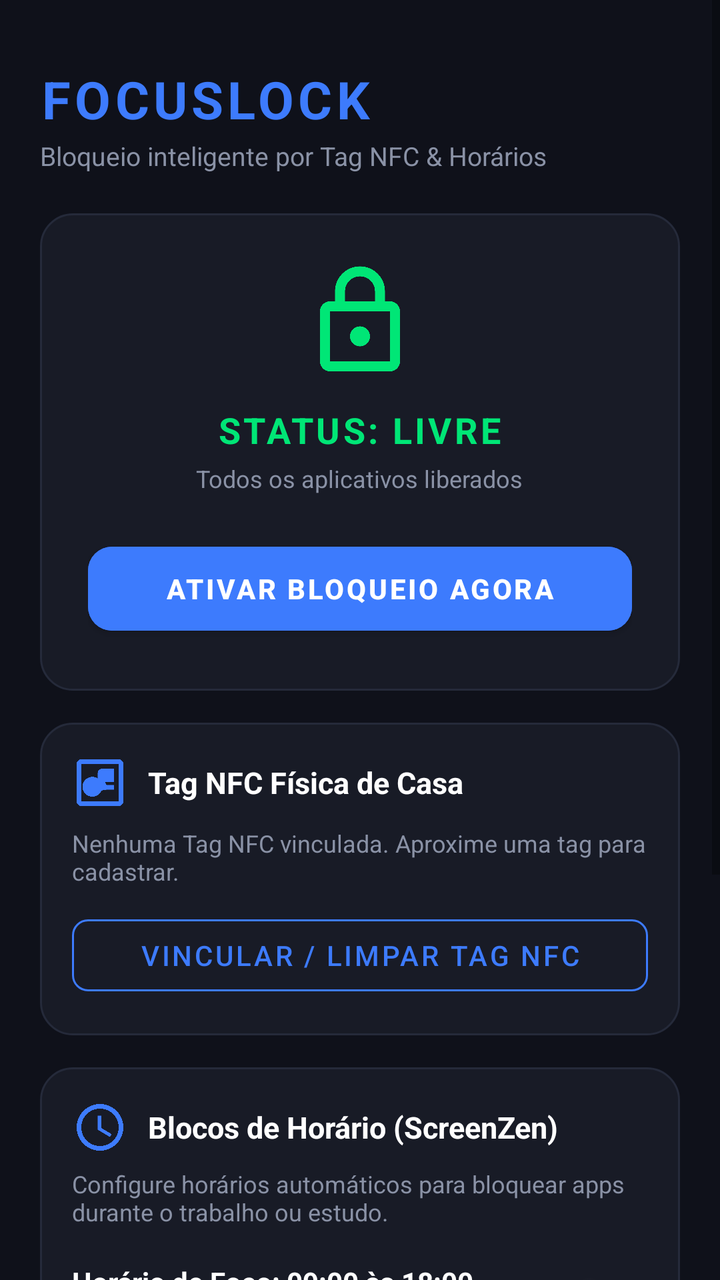
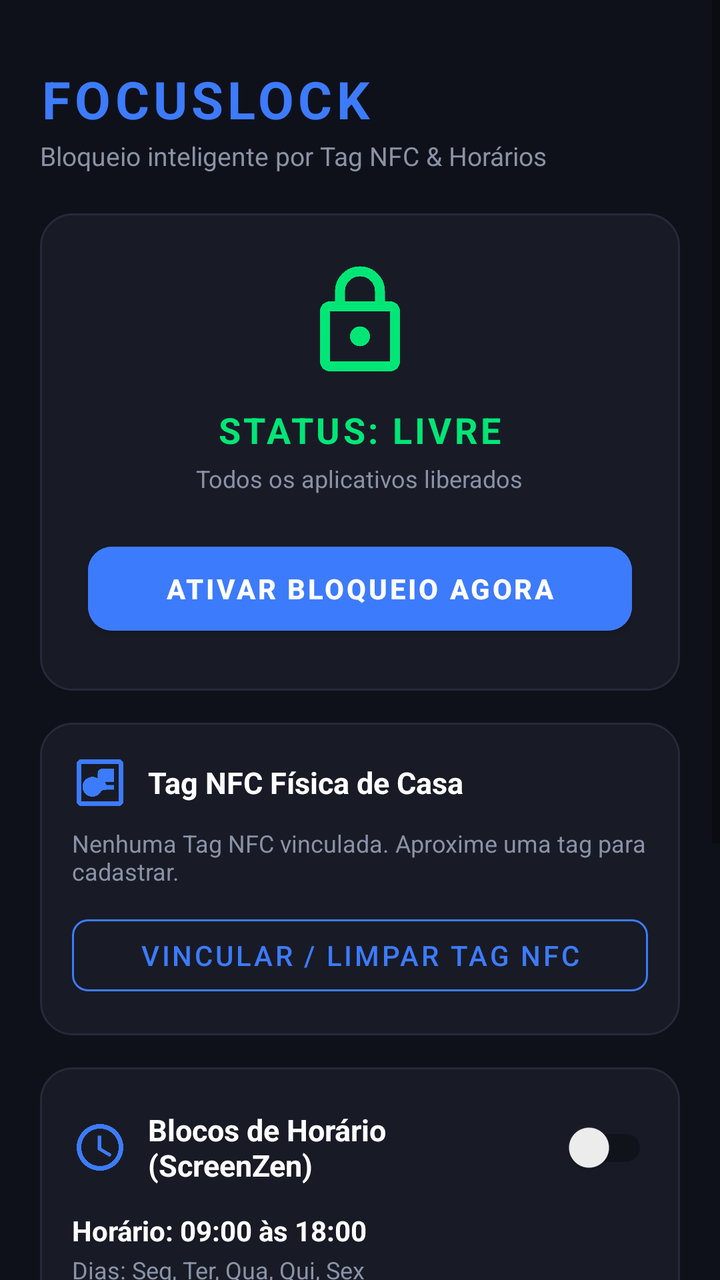

Compare the two renders of this Android layout. The source of the first and the diff that turns it into the second are given below.
<!-- AndroidManifest.xml: application theme Theme.FocusLock -->
<!-- res/layout/activity_main.xml -->
<?xml version="1.0" encoding="utf-8"?>
<ScrollView xmlns:android="http://schemas.android.com/apk/res/android"
    xmlns:app="http://schemas.android.com/apk/res-auto"
    android:layout_width="match_parent"
    android:layout_height="match_parent"
    android:background="@color/bg_dark"
    android:fillViewport="true">

    <LinearLayout
        android:layout_width="match_parent"
        android:layout_height="wrap_content"
        android:orientation="vertical"
        android:padding="20dp">

        
        <TextView
            android:layout_width="wrap_content"
            android:layout_height="wrap_content"
            android:layout_marginTop="12dp"
            android:letterSpacing="0.08"
            android:text="FOCUSLOCK"
            android:textColor="@color/accent_blue"
            android:textSize="26sp"
            android:textStyle="bold" />

        <TextView
            android:layout_width="wrap_content"
            android:layout_height="wrap_content"
            android:layout_marginTop="2dp"
            android:text="Bloqueio inteligente por Tag NFC &amp; Horários"
            android:textColor="@color/text_secondary"
            android:textSize="13sp" />

        
        <com.google.android.material.card.MaterialCardView
            android:id="@+id/cardAccessibilityWarning"
            android:layout_width="match_parent"
            android:layout_height="wrap_content"
            android:layout_marginTop="16dp"
            android:visibility="gone"
            app:cardBackgroundColor="#2A1B1F"
            app:cardCornerRadius="12dp"
            app:strokeColor="@color/accent_red"
            app:strokeWidth="1dp">

            <LinearLayout
                android:layout_width="match_parent"
                android:layout_height="wrap_content"
                android:orientation="vertical"
                android:padding="14dp">

                <TextView
                    android:layout_width="wrap_content"
                    android:layout_height="wrap_content"
                    android:text="⚠️ Ativação Necessária"
                    android:textColor="@color/accent_red"
                    android:textStyle="bold"
                    android:textSize="14sp" />

                <TextView
                    android:layout_width="wrap_content"
                    android:layout_height="wrap_content"
                    android:layout_marginTop="4dp"
                    android:text="O FocusLock precisa do Serviço de Acessibilidade ativo para conseguir bloquear os apps restritos."
                    android:textColor="@color/text_white"
                    android:textSize="12sp" />

                <com.google.android.material.button.MaterialButton
                    android:id="@+id/btnEnableAccessibility"
                    android:layout_width="match_parent"
                    android:layout_height="wrap_content"
                    android:layout_marginTop="10dp"
                    android:backgroundTint="@color/accent_red"
                    android:text="ATIVAR ACESSIBILIDADE"
                    android:textColor="@color/text_white"
                    android:textStyle="bold"
                    app:cornerRadius="8dp" />
            </LinearLayout>
        </com.google.android.material.card.MaterialCardView>

        
        <LinearLayout
            android:layout_width="match_parent"
            android:layout_height="wrap_content"
            android:layout_marginTop="20dp"
            android:background="@drawable/bg_card"
            android:gravity="center"
            android:orientation="vertical"
            android:padding="24dp">

            <ImageView
                android:id="@+id/ivLockStatus"
                android:layout_width="60dp"
                android:layout_height="60dp"
                android:src="@drawable/ic_lock"
                app:tint="@color/accent_green" />

            <TextView
                android:id="@+id/tvLockStatus"
                android:layout_width="wrap_content"
                android:layout_height="wrap_content"
                android:layout_marginTop="12dp"
                android:letterSpacing="0.08"
                android:text="STATUS: LIVRE"
                android:textColor="@color/accent_green"
                android:textSize="18sp"
                android:textStyle="bold" />

            <TextView
                android:id="@+id/tvLockSubtitle"
                android:layout_width="wrap_content"
                android:layout_height="wrap_content"
                android:layout_marginTop="4dp"
                android:text="Todos os aplicativos liberados"
                android:textColor="@color/text_secondary"
                android:textSize="12sp" />

            <com.google.android.material.button.MaterialButton
                android:id="@+id/btnToggleLock"
                android:layout_width="match_parent"
                android:layout_height="54dp"
                android:layout_marginTop="20dp"
                android:backgroundTint="@color/accent_blue"
                android:text="@string/btn_lock_now"
                android:textColor="@color/text_white"
                android:textStyle="bold"
                app:cornerRadius="12dp" />
        </LinearLayout>

        
        <LinearLayout
            android:layout_width="match_parent"
            android:layout_height="wrap_content"
            android:layout_marginTop="16dp"
            android:background="@drawable/bg_card"
            android:orientation="vertical"
            android:padding="16dp">

            <LinearLayout
                android:layout_width="match_parent"
                android:layout_height="wrap_content"
                android:gravity="center_vertical"
                android:orientation="horizontal">

                <ImageView
                    android:layout_width="28dp"
                    android:layout_height="28dp"
                    android:src="@drawable/ic_nfc"
                    app:tint="@color/accent_blue" />

                <TextView
                    android:layout_width="wrap_content"
                    android:layout_height="wrap_content"
                    android:layout_marginStart="10dp"
                    android:text="Tag NFC Física de Casa"
                    android:textColor="@color/text_white"
                    android:textSize="15sp"
                    android:textStyle="bold" />
            </LinearLayout>

            <TextView
                android:id="@+id/tvNfcInfo"
                android:layout_width="match_parent"
                android:layout_height="wrap_content"
                android:layout_marginTop="8dp"
                android:text="@string/nfc_status_none"
                android:textColor="@color/text_secondary"
                android:textSize="12sp" />

            <com.google.android.material.button.MaterialButton
                android:id="@+id/btnRegisterNfc"
                style="@style/Widget.MaterialComponents.Button.OutlinedButton"
                android:layout_width="match_parent"
                android:layout_height="wrap_content"
                android:layout_marginTop="10dp"
                android:text="Vincular / Limpar Tag NFC"
                android:textColor="@color/accent_blue"
                app:cornerRadius="8dp"
                app:strokeColor="@color/accent_blue" />
        </LinearLayout>

        
        <LinearLayout
            android:layout_width="match_parent"
            android:layout_height="wrap_content"
            android:layout_marginTop="16dp"
            android:background="@drawable/bg_card"
            android:orientation="vertical"
            android:padding="16dp">

            <LinearLayout
                android:layout_width="match_parent"
                android:layout_height="wrap_content"
                android:gravity="center_vertical"
                android:orientation="horizontal">

                <ImageView
                    android:layout_width="28dp"
                    android:layout_height="28dp"
                    android:src="@drawable/ic_time"
                    app:tint="@color/accent_blue" />

                <TextView
                    android:layout_width="wrap_content"
                    android:layout_height="wrap_content"
                    android:layout_marginStart="10dp"
                    android:text="Blocos de Horário (ScreenZen)"
                    android:textColor="@color/text_white"
                    android:textSize="15sp"
                    android:textStyle="bold" />
            </LinearLayout>

            <TextView
                android:layout_width="match_parent"
                android:layout_height="wrap_content"
                android:layout_marginTop="6dp"
                android:text="Configure horários automáticos para bloquear apps durante o trabalho ou estudo."
                android:textColor="@color/text_secondary"
                android:textSize="12sp" />

            <LinearLayout
                android:layout_width="match_parent"
                android:layout_height="wrap_content"
                android:layout_marginTop="12dp"
                android:gravity="center_vertical"
                android:orientation="horizontal">

                <LinearLayout
                    android:layout_width="0dp"
                    android:layout_height="wrap_content"
                    android:layout_weight="1"
                    android:orientation="vertical">

                    <TextView
                        android:id="@+id/tvScheduleName"
                        android:layout_width="wrap_content"
                        android:layout_height="wrap_content"
                        android:text="Horário de Foco: 09:00 às 18:00"
                        android:textColor="@color/text_white"
                        android:textSize="14sp"
                        android:textStyle="bold" />

                    <TextView
                        android:id="@+id/tvScheduleDays"
                        android:layout_width="wrap_content"
                        android:layout_height="wrap_content"
                        android:layout_marginTop="2dp"
                        android:text="Dias: Seg, Ter, Qua, Qui, Sex"
                        android:textColor="@color/text_secondary"
                        android:textSize="12sp" />
                </LinearLayout>

                <androidx.appcompat.widget.SwitchCompat
                    android:id="@+id/switchSchedule"
                    android:layout_width="wrap_content"
                    android:layout_height="wrap_content" />
            </LinearLayout>
        </LinearLayout>

        
        <LinearLayout
            android:layout_width="match_parent"
            android:layout_height="wrap_content"
            android:layout_marginTop="16dp"
            android:background="@drawable/bg_card"
            android:orientation="vertical"
            android:padding="16dp">

            <TextView
                android:layout_width="wrap_content"
                android:layout_height="wrap_content"
                android:text="EXCEÇÕES PERMANENTES"
                android:textColor="@color/accent_green"
                android:textSize="12sp"
                android:textStyle="bold"
                android:letterSpacing="0.05" />

            <TextView
                android:layout_width="wrap_content"
                android:layout_height="wrap_content"
                android:layout_marginTop="6dp"
                android:text="@string/whatsapp_whitelist_notice"
                android:textColor="@color/text_white"
                android:textSize="13sp" />
        </LinearLayout>

        
        <LinearLayout
            android:layout_width="match_parent"
            android:layout_height="wrap_content"
            android:layout_marginTop="16dp"
            android:layout_marginBottom="24dp"
            android:background="@drawable/bg_card"
            android:gravity="center_vertical"
            android:orientation="horizontal"
            android:padding="16dp">

            <LinearLayout
                android:layout_width="0dp"
                android:layout_height="wrap_content"
                android:layout_weight="1"
                android:orientation="vertical">

                <TextView
                    android:layout_width="wrap_content"
                    android:layout_height="wrap_content"
                    android:text="Senha Mestre"
                    android:textColor="@color/text_white"
                    android:textSize="14sp"
                    android:textStyle="bold" />

                <TextView
                    android:layout_width="wrap_content"
                    android:layout_height="wrap_content"
                    android:layout_marginTop="2dp"
                    android:text="Necessária para desbloqueio manual"
                    android:textColor="@color/text_secondary"
                    android:textSize="12sp" />
            </LinearLayout>

            <com.google.android.material.button.MaterialButton
                android:id="@+id/btnChangePin"
                style="@style/Widget.MaterialComponents.Button.TextButton"
                android:layout_width="wrap_content"
                android:layout_height="wrap_content"
                android:text="Alterar PIN"
                android:textColor="@color/accent_blue" />
        </LinearLayout>

    </LinearLayout>
</ScrollView>
<!-- resources referenced by this layout -->
<resources>
  <color name="accent_blue">#3D7BFD</color>
  <color name="accent_green">#00E676</color>
  <color name="accent_red">#FF4365</color>
  <color name="bg_dark">#0F111A</color>
  <color name="text_secondary">#8A92A6</color>
  <color name="text_white">#FFFFFF</color>
  <!-- drawable bg_card (drawable) -->
  <?xml version="1.0" encoding="utf-8"?>
  <shape xmlns:android="http://schemas.android.com/apk/res/android"
      android:shape="rectangle">
      <corners android:radius="16dp" />
      <solid android:color="@color/card_dark" />
      <stroke
          android:width="1dp"
          android:color="@color/card_border" />
  </shape>
  <!-- drawable ic_lock (drawable) -->
  <vector xmlns:android="http://schemas.android.com/apk/res/android"
      android:width="24dp"
      android:height="24dp"
      android:viewportWidth="24"
      android:viewportHeight="24">
    <path
        android:fillColor="#FFFFFFFF"
        android:pathData="M18,8h-1V6c0,-2.76 -2.24,-5 -5,-5S7,3.24 7,6v2H6c-1.1,0 -2,0.9 -2,2v10c0,1.1 0.9,2 2,2h12c1.1,0 2,-0.9 2,-2V10c0,-1.1 -0.9,-2 -2,-2zM9,6c0,-1.66 1.34,-3 3,-3s3,1.34 3,3v2H9V6zm9,14H6V10h12v10zm-6,-3c1.1,0 2,-0.9 2,-2s-0.9,-2 -2,-2 -2,0.9 -2,2 0.9,2 2,2z"/>
  </vector>
  <!-- drawable ic_nfc (drawable) -->
  <vector xmlns:android="http://schemas.android.com/apk/res/android"
      android:width="24dp"
      android:height="24dp"
      android:viewportWidth="24"
      android:viewportHeight="24">
    <path
        android:fillColor="#3D7BFD"
        android:pathData="M20,2H4C2.9,2 2,2.9 2,4v16c0,1.1 0.9,2 2,2h16c1.1,0 2,-0.9 2,-2V4C22,2.9 21.1,2 20,2zM20,20H4V4h16V20zM18,6h-5c-1.1,0 -2,0.9 -2,2v2.15c-0.65,-0.41 -1.43,-0.65 -2.25,-0.65 -2.35,0 -4.25,1.9 -4.25,4.25s1.9,4.25 4.25,4.25c1.77,0 3.28,-1.09 3.91,-2.63L14.75,15H18v-2h-3.25l-0.5,-1.25H18V6z"/>
  </vector>
  <!-- drawable ic_time (drawable) -->
  <vector xmlns:android="http://schemas.android.com/apk/res/android"
      android:width="24dp"
      android:height="24dp"
      android:viewportWidth="24"
      android:viewportHeight="24">
    <path
        android:fillColor="#3D7BFD"
        android:pathData="M11.99,2C6.47,2 2,6.48 2,12s4.47,10 9.99,10C17.52,22 22,17.52 22,12S17.52,2 11.99,2zM12,20c-4.42,0 -8,-3.58 -8,-8s3.58,-8 8,-8 8,3.58 8,8 -3.58,8 -8,8zm0.5,-13H11v6l5.25,3.15 0.75,-1.23 -4.5,-2.67z"/>
  </vector>
  <string name="btn_lock_now">ATIVAR BLOQUEIO AGORA</string>
  <string name="nfc_status_none">Nenhuma Tag NFC vinculada. Aproxime uma tag para cadastrar.</string>
  <string name="whatsapp_whitelist_notice">✅ WhatsApp e Discador de Emergência permanecem sempre liberados.</string>
  <style name="Theme.FocusLock" parent="Theme.MaterialComponents.DayNight.NoActionBar">
          <item name="colorPrimary">@color/accent_blue</item>
          <item name="colorPrimaryVariant">@color/card_dark</item>
          <item name="colorOnPrimary">@color/text_white</item>
          <item name="android:statusBarColor">@color/bg_dark</item>
          <item name="android:navigationBarColor">@color/bg_dark</item>
          <item name="android:windowBackground">@color/bg_dark</item>
      </style>
  <color name="card_dark">#181B26</color>
  <color name="card_border">#252A3A</color>
</resources>

<!-- the commit's change to res/layout/activity_main.xml (unified diff, before → after) -->
@@ -201,59 +201,68 @@
                     app:tint="@color/accent_blue" />
 
                 <TextView
-                    android:layout_width="wrap_content"
+                    android:layout_width="0dp"
                     android:layout_height="wrap_content"
                     android:layout_marginStart="10dp"
+                    android:layout_weight="1"
                     android:text="Blocos de Horário (ScreenZen)"
                     android:textColor="@color/text_white"
                     android:textSize="15sp"
                     android:textStyle="bold" />
-            </LinearLayout>
-
-            <TextView
-                android:layout_width="match_parent"
-                android:layout_height="wrap_content"
-                android:layout_marginTop="6dp"
-                android:text="Configure horários automáticos para bloquear apps durante o trabalho ou estudo."
+
+                <androidx.appcompat.widget.SwitchCompat
+                    android:id="@+id/switchSchedule"
+                    android:layout_width="wrap_content"
+                    android:layout_height="wrap_content" />
+            </LinearLayout>
+
+            <TextView
+                android:id="@+id/tvScheduleName"
+                android:layout_width="match_parent"
+                android:layout_height="wrap_content"
+                android:layout_marginTop="8dp"
+                android:text="Horário: 09:00 às 18:00"
+                android:textColor="@color/text_white"
+                android:textSize="14sp"
+                android:textStyle="bold" />
+
+            <TextView
+                android:id="@+id/tvScheduleDays"
+                android:layout_width="match_parent"
+                android:layout_height="wrap_content"
+                android:layout_marginTop="2dp"
+                android:text="Dias: Seg, Ter, Qua, Qui, Sex"
                 android:textColor="@color/text_secondary"
                 android:textSize="12sp" />
 
             <LinearLayout
                 android:layout_width="match_parent"
                 android:layout_height="wrap_content"
-                android:layout_marginTop="12dp"
-                android:gravity="center_vertical"
+                android:layout_marginTop="10dp"
                 android:orientation="horizontal">
 
-                <LinearLayout
+                <com.google.android.material.button.MaterialButton
+                    android:id="@+id/btnEditSchedule"
+                    style="@style/Widget.MaterialComponents.Button.OutlinedButton"
                     android:layout_width="0dp"
                     android:layout_height="wrap_content"
                     android:layout_weight="1"
-                    android:orientation="vertical">
-
-                    <TextView
-                        android:id="@+id/tvScheduleName"
-                        android:layout_width="wrap_content"
-                        android:layout_height="wrap_content"
-                        android:text="Horário de Foco: 09:00 às 18:00"
-                        android:textColor="@color/text_white"
-                        android:textSize="14sp"
-                        android:textStyle="bold" />
-
-                    <TextView
-                        android:id="@+id/tvScheduleDays"
-                        android:layout_width="wrap_content"
-                        android:layout_height="wrap_content"
-                        android:layout_marginTop="2dp"
-                        android:text="Dias: Seg, Ter, Qua, Qui, Sex"
-                        android:textColor="@color/text_secondary"
-                        android:textSize="12sp" />
-                </LinearLayout>
-
-                <androidx.appcompat.widget.SwitchCompat
-                    android:id="@+id/switchSchedule"
-                    android:layout_width="wrap_content"
-                    android:layout_height="wrap_content" />
+                    android:layout_marginEnd="6dp"
+                    android:text="Editar Horário"
+                    android:textColor="@color/accent_blue"
+                    app:cornerRadius="8dp"
+                    app:strokeColor="@color/accent_blue" />
+
+                <com.google.android.material.button.MaterialButton
+                    android:id="@+id/btnSelectApps"
+                    style="@style/Widget.MaterialComponents.Button.OutlinedButton"
+                    android:layout_width="0dp"
+                    android:layout_height="wrap_content"
+                    android:layout_weight="1"
+                    android:text="Escolher Apps"
+                    android:textColor="@color/accent_blue"
+                    app:cornerRadius="8dp"
+                    app:strokeColor="@color/accent_blue" />
             </LinearLayout>
         </LinearLayout>
 
